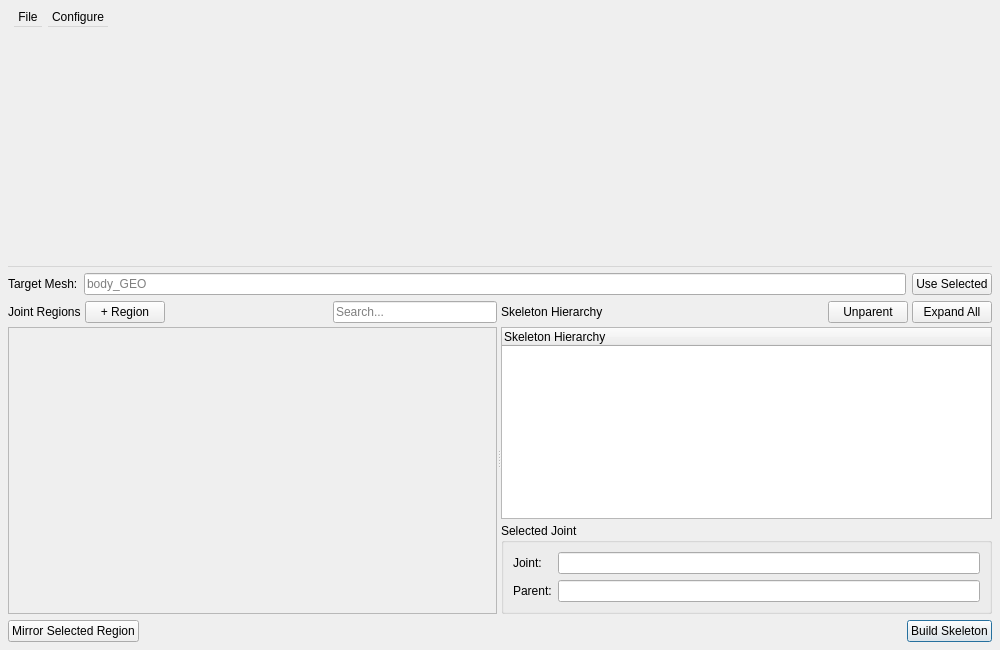
First picture: the form in maya/python/pipe/library/tools/skeleton_mapper/ui/skeleton_mapper.ui, repository SnoPants/ds_studio_pip, before the edit.
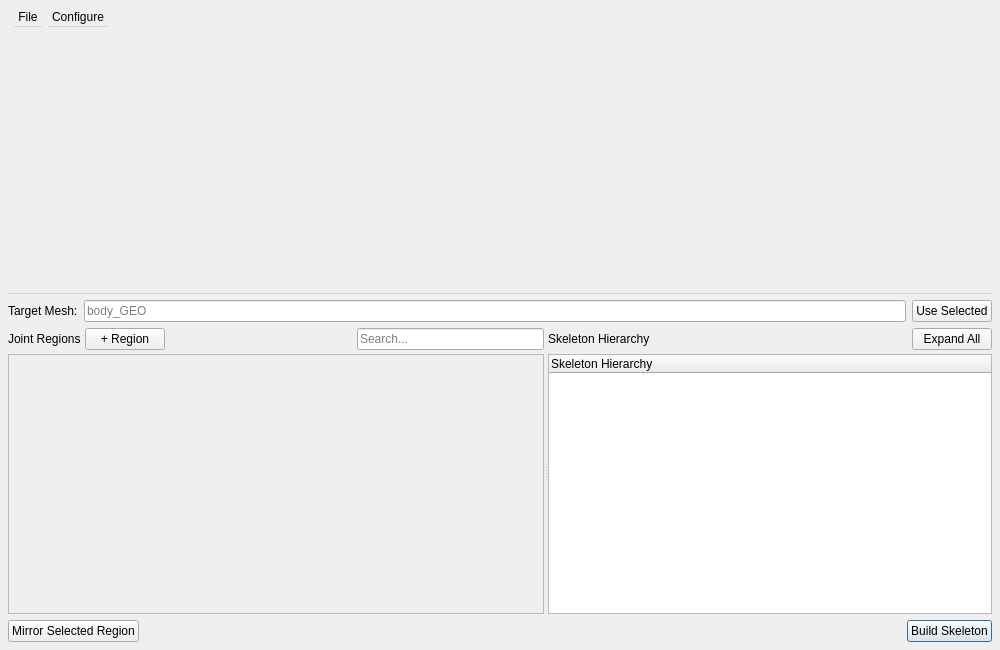
Second picture: the form after the edit.

Commit message: updated ui, added skeleton data to be more data driven, and fixed dependcies.

The edit to the form file:
```diff
--- a/maya/python/pipe/library/tools/skeleton_mapper/ui/skeleton_mapper.ui
+++ b/maya/python/pipe/library/tools/skeleton_mapper/ui/skeleton_mapper.ui
@@ -60,7 +60,6 @@
      <item><layout class="QHBoxLayout" name="hierarchy_header_layout">
       <item><widget class="QLabel" name="hierarchy_label"><property name="text"><string>Skeleton Hierarchy</string></property></widget></item>
       <item><spacer name="hierarchy_header_spacer"><property name="orientation"><enum>Qt::Horizontal</enum></property><property name="sizeHint" stdset="0"><size><width>40</width><height>20</height></size></property></spacer></item>
-      <item><widget class="QPushButton" name="unparent_button"><property name="text"><string>Unparent</string></property></widget></item>
       <item><widget class="QPushButton" name="expand_all_button"><property name="text"><string>Expand All</string></property></widget></item>
      </layout></item>
      <item><widget class="QTreeWidget" name="hierarchy_tree">
@@ -69,15 +68,6 @@
       <property name="dragDropMode"><enum>QAbstractItemView::InternalMove</enum></property><property name="defaultDropAction"><enum>Qt::MoveAction</enum></property>
       <column><property name="text"><string>Skeleton Hierarchy</string></property></column>
      </widget></item>
-     <item><widget class="QGroupBox" name="selected_joint_group">
-      <property name="title"><string>Selected Joint</string></property>
-      <layout class="QFormLayout" name="selected_joint_layout">
-       <item row="0" column="0"><widget class="QLabel" name="selected_joint_label"><property name="text"><string>Joint:</string></property></widget></item>
-       <item row="0" column="1"><widget class="QLineEdit" name="selected_joint_field"><property name="readOnly"><bool>true</bool></property></widget></item>
-       <item row="1" column="0"><widget class="QLabel" name="parent_joint_label"><property name="text"><string>Parent:</string></property></widget></item>
-       <item row="1" column="1"><widget class="QLineEdit" name="parent_joint_field"><property name="readOnly"><bool>true</bool></property></widget></item>
-      </layout>
-     </widget></item>
     </layout></widget>
    </widget></item>
    <item><layout class="QHBoxLayout" name="bottom_layout">
```
The commit also changes 3 other files.
